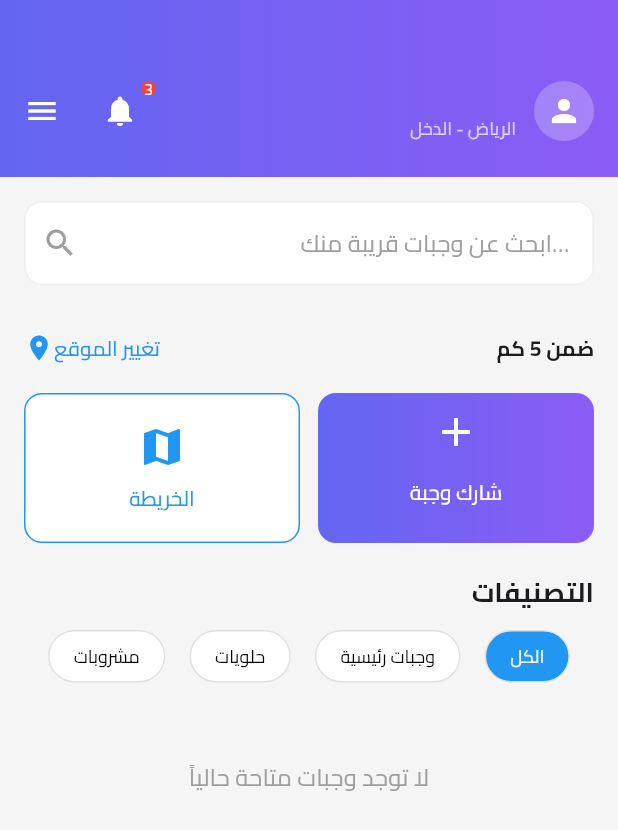
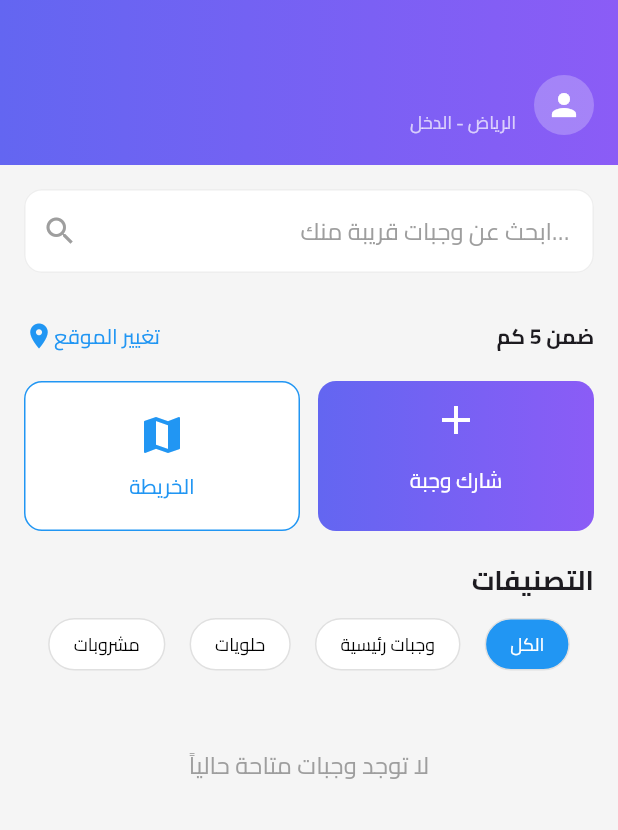
Before and after one commit to Omar-programming-12/Digitopia-App, a Flutter app: the HomeScreenContent screen opened directly, on a phone screen of 412 x 824 dp. Shown: the top 830 px of the screen. Run offline on Flutter 3.47's test engine with Material 3 defaults, Android fonts, the phone set to English and light mode, and no system bars; our stand-ins replace cached_network_image, cloud_firestore, connectivity_plus, firebase_auth, firebase_core, firebase_messaging and 9 more; missing offline and left inert: mailer; accounts and stored records are empty; network calls fail.

Commit message:
last changes in project

```diff
--- a/lib/presentation/pages/home_screen.dart
+++ b/lib/presentation/pages/home_screen.dart
@@ -66,36 +66,6 @@ class _HomeScreenContentState extends State<HomeScreenContent> {
             ),
             child: Row(
               children: [
-                const Icon(Icons.menu, color: Colors.white, size: 24),
-                const SizedBox(width: 16),
-                Stack(
-                  children: [
-                    IconButton(
-                      onPressed: () {
-                        Navigator.push(
-                          context,
-                          MaterialPageRoute(
-                              builder: (context) => const NotifictionsScreen()),
-                        );
-                      },
-                      icon:
-                          const Icon(Icons.notifications, color: Colors.white, size: 24),
-                    ),
-                    Positioned(
-                      right: 0,
-                      top: 0,
-                      child: Container(
-                        padding: const EdgeInsets.all(2),
-                        decoration: const BoxDecoration(
-                          color: Colors.red,
-                          shape: BoxShape.circle,
-                        ),
-                        child: const Text('3',
-                            style: TextStyle(color: Colors.white, fontSize: 10)),
-                      ),
-                    ),
-                  ],
-                ),
                 const Spacer(),
                  Column(
                   crossAxisAlignment: CrossAxisAlignment.end,
--- a/lib/presentation/pages/profile_screen.dart
+++ b/lib/presentation/pages/profile_screen.dart
@@ -102,7 +102,8 @@ class _ProfileScreenContentState extends State<ProfileScreenContent> {
                       context,
                       MaterialPageRoute(
                         builder: (context) => PersonalInfoScreen(
-
+                          currentName: _displayName!,
+                          currentEmail: _email!,
                         ),
                       ),
                     );
```
Also changed, not shown: 3 other files.
